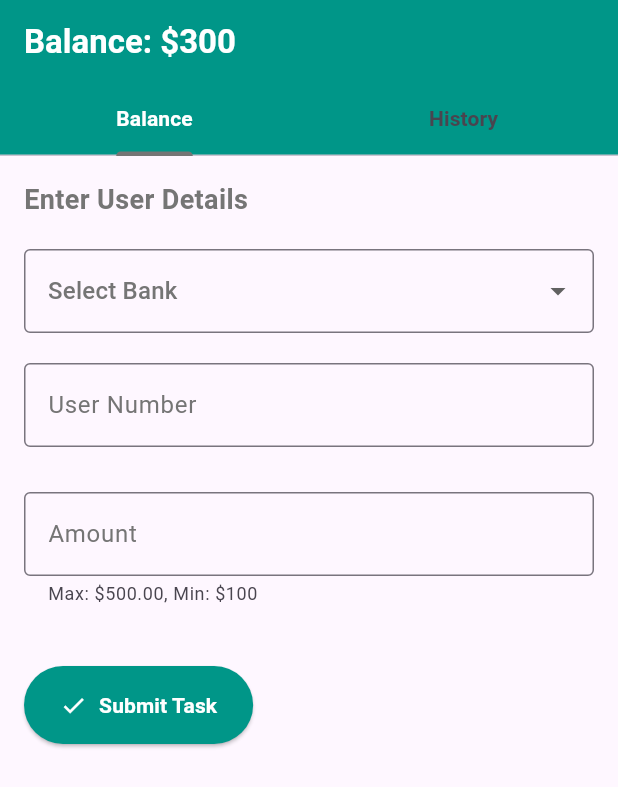
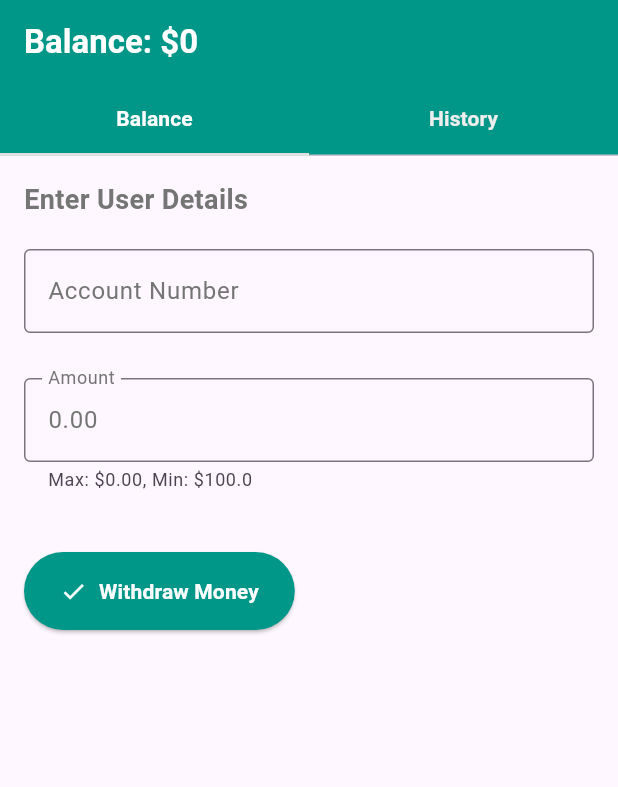
Before and after one commit to devfemibadmus/flutter-tasks-webapp, a Flutter app: the BalancePage screen opened directly with empty values, on a phone screen of 412 x 824 dp. Shown: the top 787 px of the screen. Run offline on Flutter 3.47's test engine with Material 3 defaults, Android fonts, the phone set to English and light mode, and no system bars; missing offline and left inert: dart:html; network calls fail.

Commit message:
:sparkles: bankin :clown_face: g done :recycle:

```diff
--- a/lib/balance.dart
+++ b/lib/balance.dart
@@ -1,36 +1,69 @@
 import 'package:flutter/material.dart';
+import 'package:flutter/services.dart';
 import 'package:tasks/model.dart';
 
 class BalancePage extends StatefulWidget {
   final User user;
+  final List<Bank> banks;
   final Function() onrefresh;
-  const BalancePage({super.key, required this.user, required this.onrefresh});
+  const BalancePage({
+    super.key,
+    required this.user,
+    required this.banks,
+    required this.onrefresh,
+  });
 
   @override
   BalancePageState createState() => BalancePageState();
 }
 
 class BalancePageState extends State<BalancePage> {
-  String _selectedBank = 'Select Bank';
-  String _userName = '';
-  String _userNumber = '';
-  String _amount = '';
-  final double userAmount = 500.00; // Example amount
+  String? selectedBank;
+  final double minimumWithdraw = 100.00;
+  String isErrorMessage = '';
+  String accountName = '';
+  bool isLoading = false;
   bool isError = false;
-
+  bool isAccountError = false;
+  TextEditingController accountNumber = TextEditingController(text: '');
+  TextEditingController withdrawAmount = TextEditingController(text: '0.00');
   List<Map<String, String>> historyData = [
     {'title': 'Withdrawal 1', 'description': 'Withdrawn \$100 to Bank A'},
     {'title': 'Withdrawal 2', 'description': 'Withdrawn \$200 to Bank B'},
     // Add more transactions if needed or leave empty for testing empty state.
   ];
 
-  void _submitTask() {
-    // Submit task logic
-    if (_selectedBank == 'Select Bank' ||
-        _userNumber.isEmpty ||
-        _amount.isEmpty) {
+  late User user;
+  late List<Bank> banks = [];
+
+  @override
+  void initState() {
+    super.initState();
+    user = widget.user;
+    banks = widget.banks;
+  }
+
+  void _withdrawMoney() {
+    if (accountNumber.value.text.isEmpty ||
+        accountNumber.value.text.length < 10) {
       setState(() {
         isError = true;
+        isErrorMessage = 'Please enter a valid acount number';
+      });
+    } else if (accountName == 'Loading...') {
+      setState(() {
+        isError = true;
+        isErrorMessage = 'Please hold while we verify account';
+      });
+    } else if (minimumWithdraw > double.parse(withdrawAmount.value.text)) {
+      setState(() {
+        isError = true;
+        isErrorMessage = 'Minimum withdrawal is \$$minimumWithdraw';
+      });
+    } else if (double.parse(withdrawAmount.value.text) > user.balance) {
+      setState(() {
+        isError = true;
+        isErrorMessage = 'Insufficient balance';
       });
     } else {
       setState(() {
@@ -40,34 +73,73 @@ class BalancePageState extends State<BalancePage> {
     }
   }
 
-  void fetchUserName() {
-    // Placeholder to mock fetching the user name
+  Future<void> fetchUserName() async {
     setState(() {
-      if (_userNumber.length == 10) {
-        _userName = 'John Doe'; // Mock user name
+      isError = false;
+      accountName = 'Loading...';
+    });
+    if (accountNumber.value.text.length == 10) {
+      String userName = await fetchBankUser(
+          selectedBank ?? banks.last.code, accountNumber.value.text);
+      setState(() {
+        if (userName.isEmpty) {
+          isError = true;
+          isErrorMessage = '404 account not found';
         } else {
-        _userName = '';
+          isError = false;
         }
+        accountName = userName;
       });
     }
+  }
 
-  void processBalance() {
+  Future<void> _refreshBalance() async {
+    await widget.onrefresh();
+  }
+
+  Future<void> processBalance() async {
+    setState(() {
+      isLoading = true;
+    });
+    Color withdrawColor = Colors.red;
+    String title = 'Failed';
+    String body = 'Unable to process please try again later.';
+    bool withdraw = await withdrawMoney(withdrawAmount.value.text);
+    if (withdraw == true) {
+      title = 'Withdrawal Request Submitted';
+      withdrawColor = Colors.teal.shade600;
+      body =
+          'Your withdrawal request has been successfully submitted. You will receive your funds within 24hrs';
+    }
+    setState(() {
+      isLoading = false;
+    });
+    if (mounted) {
       showDialog(
         context: context,
         builder: (context) => AlertDialog(
-        title: const Text("Balance Successful"),
-        content: const Text("Your withdrawal has been processed."),
+          title: Text(title,
+              style:
+                  TextStyle(color: withdrawColor, fontWeight: FontWeight.bold)),
+          content: Text(body, style: TextStyle(color: withdrawColor)),
           actions: [
             TextButton(
-            child: const Text("OK"),
+              style: ButtonStyle(
+                overlayColor: WidgetStateProperty.all(Colors.transparent),
+              ),
+              child: const Text(
+                "OK",
+                style: TextStyle(color: Colors.teal),
+              ),
               onPressed: () {
+                _refreshBalance();
                 Navigator.of(context).pop();
-              Navigator.of(context).pushReplacementNamed('/');
               },
             ),
           ],
         ),
       );
+    }
   }
 
   @override
@@ -76,9 +148,9 @@ class BalancePageState extends State<BalancePage> {
       length: 2, // Two tabs: Balance and History
       child: Scaffold(
         appBar: AppBar(
-          title: const Text(
-            "Balance: \$300",
-            style: TextStyle(
+          title: Text(
+            "Balance: \$${user.balance}",
+            style: const TextStyle(
               fontWeight: FontWeight.bold,
               color: Colors.white,
             ),
@@ -93,13 +165,24 @@ class BalancePageState extends State<BalancePage> {
               fontWeight: FontWeight.bold,
               color: Colors.white,
             ),
-            //unselectedLabelColor: Colors.grey,
-            indicatorColor: Colors.grey.shade600,
+            unselectedLabelColor: Colors.grey.shade200,
+            indicatorColor: Colors.grey.shade300,
+            indicatorSize: TabBarIndicatorSize.tab,
           ),
         ),
         body: TabBarView(
           children: [
-            // First Tab: Balance Funds
+            buildBalanceTab(),
+            buildHistoryTab(),
+          ],
+        ),
+      ),
+    );
+  }
+
+  Widget buildBalanceTab() {
+    return Stack(
+      children: [
         Padding(
           padding: const EdgeInsets.all(16.0),
           child: Column(
@@ -113,8 +196,10 @@ class BalancePageState extends State<BalancePage> {
                   fontWeight: FontWeight.bold,
                 ),
               ),
-                  const SizedBox(height: 20),
+              if (banks.isNotEmpty) const SizedBox(height: 20),
+              if (banks.isNotEmpty)
                 DropdownButtonFormField<String>(
+                  isExpanded: true,
                   decoration: InputDecoration(
                     focusedBorder: OutlineInputBorder(
                       borderSide: BorderSide(color: Colors.teal.shade300),
@@ -123,30 +208,35 @@ class BalancePageState extends State<BalancePage> {
                       borderSide: BorderSide(color: Colors.teal.shade300),
                     ),
                   ),
-                    value: _selectedBank,
-                    items: <String>['Select Bank', 'Bank A', 'Bank B', 'Bank C']
-                        .map((String bank) {
+                  value: selectedBank ?? banks.last.code,
+                  items: banks.map((Bank bank) {
                     return DropdownMenuItem<String>(
-                        value: bank,
+                      value: bank.code,
                       child: Text(
-                          bank,
-                          style: TextStyle(color: Colors.grey.shade600),
+                        bank.name,
+                        style: TextStyle(
+                          color: Colors.grey.shade600,
+                          overflow: TextOverflow.ellipsis,
+                        ),
                       ),
                     );
                   }).toList(),
                   onChanged: (value) {
                     setState(() {
-                        _selectedBank = value!;
+                      selectedBank = value ?? '';
+                      isError = false;
                     });
+                    fetchUserName();
                   },
                 ),
               const SizedBox(height: 20),
               TextField(
+                controller: accountNumber,
                 style: TextStyle(color: Colors.grey.shade600),
                 cursorErrorColor: Colors.red,
                 cursorColor: Colors.grey.shade600,
                 decoration: InputDecoration(
-                      labelText: 'User Number',
+                  labelText: 'Account Number',
                   labelStyle: TextStyle(color: Colors.grey.shade600),
                   border: const OutlineInputBorder(),
                   focusedBorder: OutlineInputBorder(
@@ -155,14 +245,13 @@ class BalancePageState extends State<BalancePage> {
                 ),
                 keyboardType: TextInputType.number,
                 onChanged: (value) {
-                      _userNumber = value;
                   fetchUserName();
                 },
               ),
               const SizedBox(height: 10),
-                  if (_userName.isNotEmpty)
+              if (accountName.isNotEmpty)
                 Text(
-                      'User Name: $_userName',
+                  'Account Name: $accountName',
                   style: const TextStyle(
                     color: Colors.teal,
                     fontWeight: FontWeight.bold,
@@ -170,10 +259,14 @@ class BalancePageState extends State<BalancePage> {
                 ),
               const SizedBox(height: 20),
               TextField(
+                controller: withdrawAmount,
                 style: TextStyle(color: Colors.grey.shade600),
                 cursorErrorColor: Colors.red,
                 cursorColor: Colors.grey.shade600,
                 keyboardType: TextInputType.number,
+                inputFormatters: [
+                  FilteringTextInputFormatter.digitsOnly,
+                ],
                 decoration: InputDecoration(
                   labelText: 'Amount',
                   labelStyle: TextStyle(color: Colors.grey.shade600),
@@ -182,40 +275,26 @@ class BalancePageState extends State<BalancePage> {
                     borderSide: BorderSide(color: Colors.teal.shade300),
                   ),
                   helperText:
-                          "Max: \$${userAmount.toStringAsFixed(2)}, Min: \$100",
+                      "Max: \$${user.balance.toStringAsFixed(2)}, Min: \$$minimumWithdraw",
                 ),
                 onChanged: (value) {
-                      _amount = value;
-                      double? enteredAmount = double.tryParse(_amount);
-                      if (enteredAmount != null) {
-                        if (enteredAmount > userAmount || enteredAmount < 100) {
-                          setState(() {
-                            isError = true;
-                          });
-                        } else {
                   setState(() {
                     isError = false;
                   });
-                        }
-                      } else {
-                        setState(() {
-                          isError = true;
-                        });
-                      }
                 },
               ),
               const SizedBox(height: 10),
               if (isError)
-                    const Text(
-                      'Please enter a valid amount within the specified range.',
-                      style: TextStyle(color: Colors.red),
+                Text(
+                  isErrorMessage,
+                  style: const TextStyle(color: Colors.red),
                 ),
               const SizedBox(height: 30),
               ElevatedButton.icon(
-                    onPressed: isError ? null : _submitTask,
+                onPressed: isError ? null : _withdrawMoney,
                 icon: const Icon(Icons.check, color: Colors.white),
                 label: const Text(
-                      "Submit Task",
+                  "Withdraw Money",
                   style: TextStyle(
                     fontWeight: FontWeight.bold,
                     color: Colors.white,
@@ -223,23 +302,40 @@ class BalancePageState extends State<BalancePage> {
                 ),
                 style: ElevatedButton.styleFrom(
                   backgroundColor: Colors.teal,
-                      padding: const EdgeInsets.symmetric(
-                          horizontal: 24, vertical: 16),
+                  padding:
+                      const EdgeInsets.symmetric(horizontal: 24, vertical: 16),
                 ),
               ),
             ],
           ),
         ),
-            // Second Tab: History
-            historyData.isNotEmpty
+        if (isLoading)
+          Positioned.fill(
+            child: ModalBarrier(
+              color: Colors.black.withOpacity(0.5),
+              dismissible: false,
+            ),
+          ),
+        if (isLoading)
+          const Center(
+            child: CircularProgressIndicator(
+              color: Colors.teal,
+            ),
+          ),
+      ],
+    );
+  }
+
+  Widget buildHistoryTab() {
+    return historyData.isNotEmpty
         ? ListView.builder(
             padding: const EdgeInsets.all(16),
             itemCount: historyData.length,
             itemBuilder: (context, index) {
               return ListTile(
                 title: Align(
-                          alignment: Alignment
-                              .centerRight, // Align the title to the right
+                  alignment:
+                      Alignment.centerRight, // Align the title to the right
                   child: Text(
                     historyData[index]['title']!,
                     style: TextStyle(
@@ -263,10 +359,6 @@ class BalancePageState extends State<BalancePage> {
               'No history available',
               style: TextStyle(fontSize: 18, color: Colors.grey),
             ),
-                  ),
-          ],
-        ),
-      ),
           );
   }
 }
```
Lines whose indentation alone changed are shown as unchanged.
